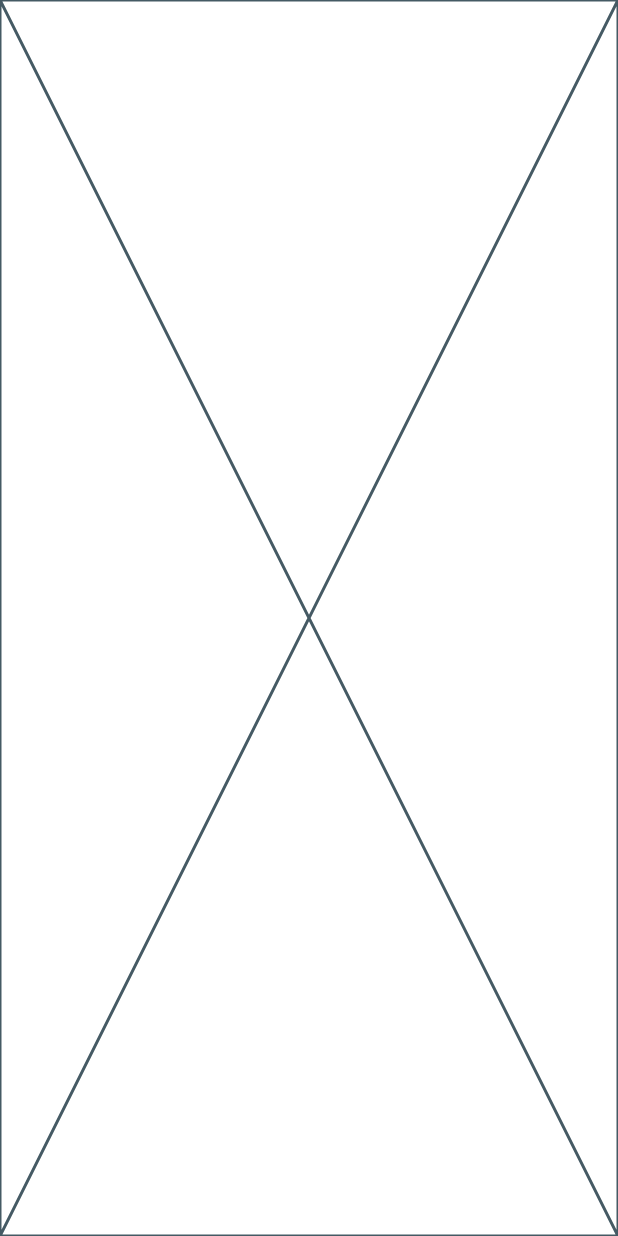
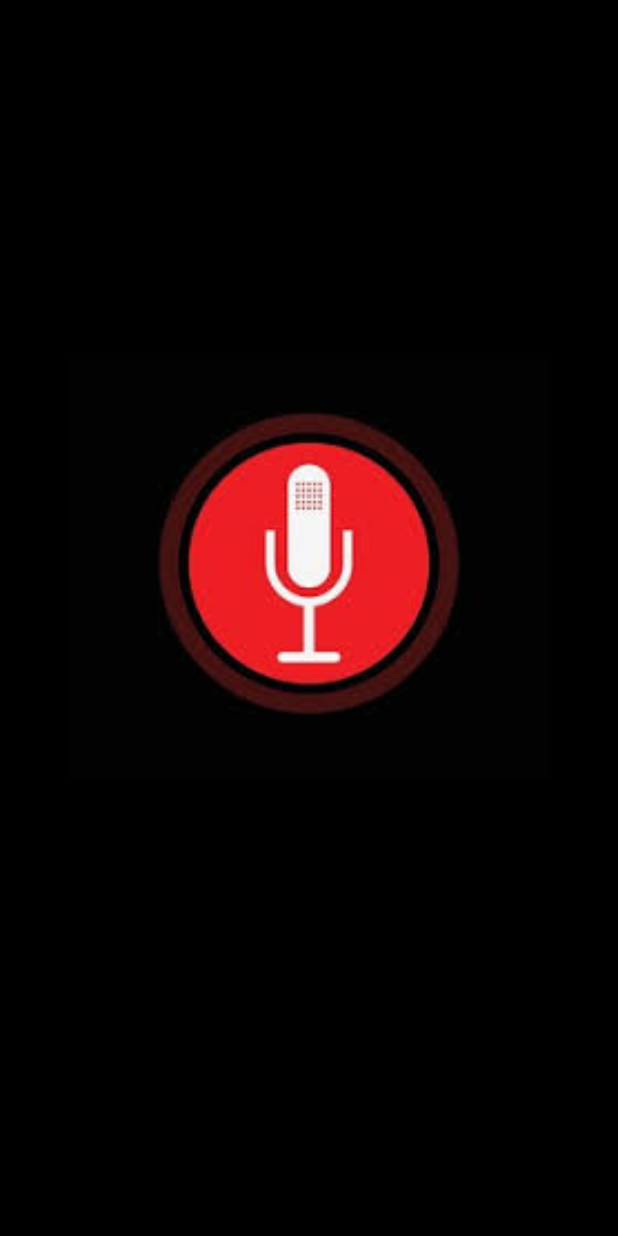
Before and after one commit to ZainAbdullah046/Voice-Recorder-app, a Flutter app: the first screen one second after launch, on a phone screen of 412 x 824 dp. Run offline on Flutter 3.47's test engine with Material 3 defaults, Android fonts, the phone set to English and light mode, and no system bars.

Commit message:
recorder app

```diff
--- a/lib/Home.dart
+++ b/lib/Home.dart
@@ -1,6 +1,6 @@
 import 'package:flutter/material.dart';
 
-class Home extends StatefulWidget {
+class  Home extends StatefulWidget {
   const Home({super.key});
 
   @override
@@ -10,6 +10,6 @@ class Home extends StatefulWidget {
 class _MyWidgetState extends State<Home> {
   @override
   Widget build(BuildContext context) {
-    return const Placeholder();
+    return const Scaffold();
   }
 }
--- /dev/null
+++ b/lib/Splash.dart
@@ -0,0 +1,67 @@
+import 'dart:async';
+import 'package:flutter/material.dart';
+import 'dart:math' as math;
+
+import 'package:voice_recorder_app/Home.dart';
+
+class Splash extends StatefulWidget {
+  const Splash({super.key});
+
+  @override
+  State<Splash> createState() => _MyWidgetState();
+}
+
+class _MyWidgetState extends State<Splash> with TickerProviderStateMixin {
+  late final AnimationController _controller =
+      AnimationController(duration: const Duration(seconds: 1), vsync: this)
+        ..repeat();
+
+  @override
+  void initState() {
+    super.initState();
+    Timer(
+        const Duration(seconds: 1),
+        () => Navigator.pushReplacement(
+            context, MaterialPageRoute(builder: (context) => Home())));
+  }
+
+  @override
+  void dispose() {
+    _controller.dispose();
+    super.dispose();
+  }
+
+  @override
+  Widget build(BuildContext context) {
+    return Scaffold(
+      backgroundColor: Colors.black,
+      body: SafeArea(
+          child: Column(
+        mainAxisAlignment: MainAxisAlignment.center,
+        crossAxisAlignment: CrossAxisAlignment.center,
+        children: [
+          AnimatedBuilder(
+              animation: _controller,
+              child: Container(
+                height: 200,
+                width: 200,
+                child: Center(child: Image.asset("images/logo.png")),
+              ),
+              builder: (BuildContext context, Widget? child) {
+                return Transform.scale(
+                  scale: _controller.value *
+                      2.0, // Scale the widget by 2x when animation completes
+                  child: child,
+                );
+              }),
+          SizedBox(
+            height: MediaQuery.of(context).size.height * 0.08,
+          ),
+          const Align(
+            alignment: Alignment.center,
+          )
+        ],
+      )),
+    );
+  }
+}
--- a/lib/main.dart
+++ b/lib/main.dart
@@ -1,5 +1,5 @@
 import 'package:flutter/material.dart';
-import 'package:voice_recorder_app/Home.dart';
+import 'package:voice_recorder_app/Splash.dart';
 
 void main() {
   runApp(const MyApp());
@@ -12,7 +12,8 @@ class MyApp extends StatelessWidget {
   @override
   Widget build(BuildContext context) {
     return const MaterialApp(
-      home: Home(),
+      debugShowCheckedModeBanner: false,
+      home: Splash(),
     );
   }
 }
--- a/pubspec.yaml
+++ b/pubspec.yaml
@@ -59,9 +59,9 @@ flutter:
   uses-material-design: true
 
   # To add assets to your application, add an assets section, like this:
-  # assets:
-  #   - images/a_dot_burr.jpeg
-  #   - images/a_dot_ham.jpeg
+  assets:
+    - images/logo.png
+
 
   # An image asset can refer to one or more resolution-specific "variants", see
   # https://flutter.dev/assets-and-images/#resolution-aware
```
Also changed, not shown: images/logo.png (added).
